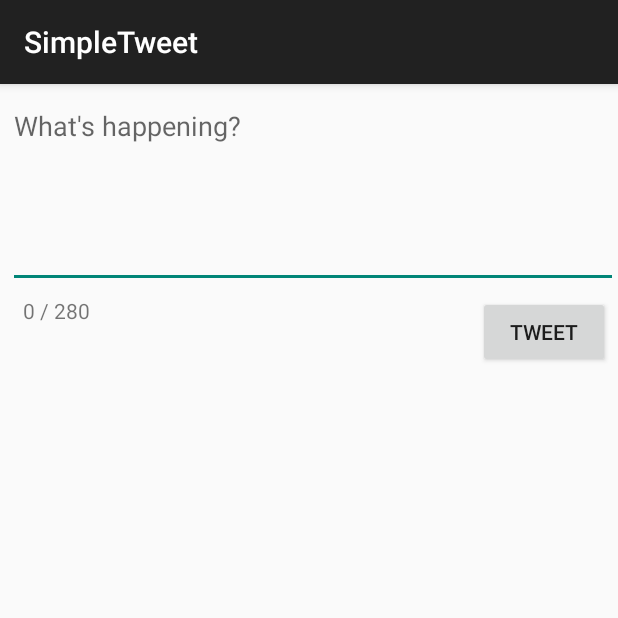
After one commit to NickJHoffmann/Codepath_SimpleTweet, an Android app: the ComposeActivity screen opened directly, with no data from a screen before it, on a phone screen of 412 x 824 dp, the top half of it. The commit adds this screen. Run offline under Robolectric (Android 15) with nearby library versions, the phone set to English and light mode, and no system bars; our stand-ins replace Room's generated code; libraries missing offline, so code that uses them is left out: com.codepath.asynchttpclient, com.facebook.stetho, org.parceler; 1 statement that could not run was skipped.

Commit message:
Completed required stories for Part 2

```diff
--- a/app/build.gradle
+++ b/app/build.gradle
@@ -51,4 +51,7 @@ dependencies {
     annotationProcessor "androidx.room:room-compiler:$room_version"
     implementation 'com.facebook.stetho:stetho:1.5.1'
     implementation 'androidx.swiperefreshlayout:swiperefreshlayout:1.0.0'
+
+    implementation 'org.parceler:parceler-api:1.1.12'
+    annotationProcessor 'org.parceler:parceler:1.1.12'
 }
--- a/app/src/main/AndroidManifest.xml
+++ b/app/src/main/AndroidManifest.xml
@@ -13,7 +13,8 @@
         android:icon="@drawable/ic_launcher"
         android:label="@string/app_name"
         android:theme="@style/AppTheme">
-        <activity android:name=".TimelineActivity"></activity>
+        <activity android:name=".ComposeActivity"></activity>
+        <activity android:name=".TimelineActivity" />
         <activity
             android:name=".LoginActivity"
             android:label="@string/app_name"
--- /dev/null
+++ b/app/src/main/java/com/codepath/apps/restclienttemplate/ComposeActivity.java
@@ -0,0 +1,113 @@
+package com.codepath.apps.restclienttemplate;
+
+import androidx.appcompat.app.AppCompatActivity;
+
+import android.content.Intent;
+import android.graphics.Color;
+import android.os.Bundle;
+import android.text.Editable;
+import android.text.TextWatcher;
+import android.util.Log;
+import android.view.View;
+import android.widget.Button;
+import android.widget.EditText;
+import android.widget.TextView;
+import android.widget.Toast;
+
+import com.codepath.apps.restclienttemplate.models.Tweet;
+import com.codepath.asynchttpclient.callback.JsonHttpResponseHandler;
+
+import org.json.JSONException;
+import org.parceler.Parcels;
+
+import java.net.Inet4Address;
+
+import okhttp3.Headers;
+
+public class ComposeActivity extends AppCompatActivity {
+
+    public static final String TAG = "ComposeActivity";
+    public static final int MAX_TWEET_LENGTH = 280;
+
+    EditText etCompose;
+    Button btnTweet;
+    TextView tvCharCount;
+
+    TwitterClient client;
+
+    @Override
+    protected void onCreate(Bundle savedInstanceState) {
+        super.onCreate(savedInstanceState);
+        setContentView(R.layout.activity_compose);
+
+        client = TwitterApp.getRestClient(this);
+
+        etCompose = findViewById(R.id.etCompose);
+        btnTweet = findViewById(R.id.btnTweet);
+        tvCharCount = findViewById(R.id.tvCharCount);
+
+        // Set click listener on button
+        btnTweet.setOnClickListener(new View.OnClickListener() {
+            @Override
+            public void onClick(View v) {
+                String tweetContent = etCompose.getText().toString();
+                if (tweetContent.isEmpty()) {
+                    Toast.makeText(ComposeActivity.this, "Sorry, your tweet cannot be empty", Toast.LENGTH_SHORT).show();
+                    return;
+                }
+                if (tweetContent.length() > MAX_TWEET_LENGTH) {
+                    Toast.makeText(ComposeActivity.this, "Sorry, your tweet is too long", Toast.LENGTH_SHORT).show();
+                    return;
+                }
+                Toast.makeText(ComposeActivity.this, tweetContent, Toast.LENGTH_SHORT).show();
+                // Make an API call to Twitter to publish tweet
+                client.publishTweet(tweetContent, new JsonHttpResponseHandler() {
+                    @Override
+                    public void onSuccess(int statusCode, Headers headers, JSON json) {
+                        Log.i(TAG, "successfully published tweet");
+                        try {
+                            Tweet tweet = Tweet.fromJson(json.jsonObject);
+                            Log.i(TAG, "Published tweet says: " + tweet.body);
+                            Intent intent = new Intent();
+                            // Set result code and bundle data for response
+                            intent.putExtra("tweet", Parcels.wrap(tweet));
+                            // closes activity, pass data to parent
+                            setResult(RESULT_OK, intent);
+                            finish();
+                        } catch (JSONException e) {
+                            e.printStackTrace();
+                        }
+                    }
+
+                    @Override
+                    public void onFailure(int statusCode, Headers headers, String response, Throwable throwable) {
+                        Log.e(TAG, "Failed to publish tweet", throwable);
+                    }
+                });
+            }
+        });
+
+        etCompose.addTextChangedListener(new TextWatcher() {
+            @Override
+            public void beforeTextChanged(CharSequence charSequence, int i, int i1, int i2) {
+
+            }
+
+            @Override
+            public void onTextChanged(CharSequence charSequence, int i, int i1, int i2) {
+                int length = etCompose.getText().toString().length();
+                tvCharCount.setText(String.format("%d / %d", length, MAX_TWEET_LENGTH));
+                if (length > MAX_TWEET_LENGTH) {
+                    tvCharCount.setTextColor(Color.RED);
+                } else {
+                    tvCharCount.setTextColor(Color.GRAY);
+                }
+            }
+
+            @Override
+            public void afterTextChanged(Editable editable) {
+
+            }
+        });
+    }
+}
--- a/app/src/main/java/com/codepath/apps/restclienttemplate/models/Tweet.java
+++ b/app/src/main/java/com/codepath/apps/restclienttemplate/models/Tweet.java
@@ -5,15 +5,20 @@ import com.codepath.apps.restclienttemplate.TimeFormatter;
 import org.json.JSONArray;
 import org.json.JSONException;
 import org.json.JSONObject;
+import org.parceler.Parcel;
 
 import java.util.ArrayList;
 import java.util.List;
 
+@Parcel
 public class Tweet {
     public String body;
     public String createdAt;
     public long id;
     public User user;
+
+    // Empty constructor needed by Parceler library
+    public Tweet() {}
 
     public static Tweet fromJson(JSONObject jsonObject) throws JSONException {
         Tweet tweet = new Tweet();
--- a/app/src/main/java/com/codepath/apps/restclienttemplate/models/User.java
+++ b/app/src/main/java/com/codepath/apps/restclienttemplate/models/User.java
@@ -2,12 +2,17 @@ package com.codepath.apps.restclienttemplate.models;
 
 import org.json.JSONException;
 import org.json.JSONObject;
+import org.parceler.Parcel;
 
+@Parcel
 public class User {
 
     public String name;
     public String screenName;
     public String profileImageUrl;
+
+    // Empty constructed needed by Parceler Library
+    public User() {}
 
     public static User fromJson(JSONObject jsonObject) throws JSONException {
         User user = new User();
--- /dev/null
+++ b/app/src/main/res/layout/activity_compose.xml
@@ -0,0 +1,40 @@
+<?xml version="1.0" encoding="utf-8"?>
+<RelativeLayout
+    xmlns:android="http://schemas.android.com/apk/res/android"
+    xmlns:app="http://schemas.android.com/apk/res-auto"
+    xmlns:tools="http://schemas.android.com/tools"
+    android:layout_width="match_parent"
+    android:layout_height="match_parent"
+    tools:context=".ComposeActivity">
+
+    <EditText
+        android:id="@+id/etCompose"
+        android:layout_width="match_parent"
+        android:layout_height="wrap_content"
+        android:layout_marginStart="5dp"
+        android:layout_marginTop="5dp"
+        android:ems="10"
+        android:gravity="start|top"
+        android:hint="What's happening?"
+        android:inputType="textMultiLine"
+        android:minLines="5" />
+
+    <Button
+        android:id="@+id/btnTweet"
+        android:layout_width="wrap_content"
+        android:layout_height="wrap_content"
+        android:layout_below="@+id/etCompose"
+        android:layout_alignParentEnd="true"
+        android:layout_marginTop="5dp"
+        android:layout_marginEnd="5dp"
+        android:text="@string/tweet" />
+
+    <TextView
+        android:id="@+id/tvCharCount"
+        android:layout_width="wrap_content"
+        android:layout_height="wrap_content"
+        android:layout_below="@+id/etCompose"
+        android:layout_marginStart="15dp"
+        android:layout_marginTop="5dp"
+        android:text="0 / 280" />
+</RelativeLayout>
--- a/app/src/main/res/values/strings.xml
+++ b/app/src/main/res/values/strings.xml
@@ -5,5 +5,6 @@
     <string name="login_label">Log in</string>
     <string name="intent_scheme">oauth</string>
     <string name="intent_host">cprest</string>
+    <string name="tweet">Tweet</string>
 
 </resources>
```
Also changed, not shown: app/src/main/java/com/codepath/apps/restclienttemplate/TimelineActivity.java (+43 -0 lines), app/src/main/java/com/codepath/apps/restclienttemplate/TwitterClient.java (+8 -0 lines), app/src/main/res/menu/menu_main.xml (added, +10 -0 lines).
